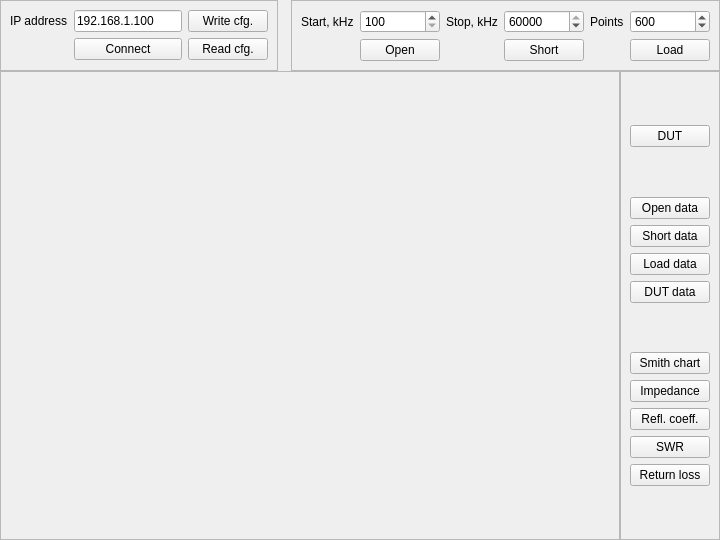
pavel-demin/red-pitaya-notes, file projects/vna/client/vna.ui: the form before one commit.
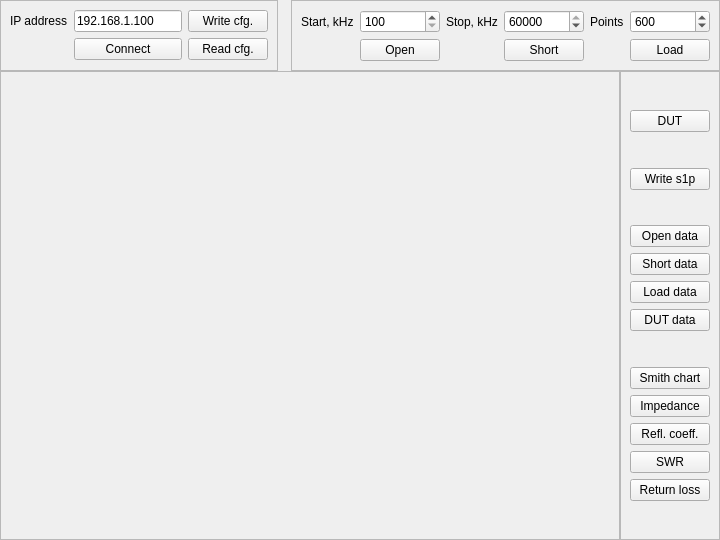
The form after the commit.

```diff
--- a/projects/vna/client/vna.ui
+++ b/projects/vna/client/vna.ui
@@ -195,63 +195,63 @@
        <enum>QFrame::Raised</enum>
       </property>
       <layout class="QGridLayout" name="selectLayout">
-       <item row="4" column="0">
+       <item row="0" column="0">
+        <spacer name="spacer2">
+         <property name="orientation">
+          <enum>Qt::Vertical</enum>
+         </property>
+         <property name="sizeHint" stdset="0">
+          <size>
+           <width>20</width>
+           <height>40</height>
+          </size>
+         </property>
+        </spacer>
+       </item>
+       <item row="6" column="0">
         <widget class="QPushButton" name="shortPlot">
          <property name="text">
           <string>Short data</string>
          </property>
         </widget>
        </item>
-       <item row="3" column="0">
+       <item row="5" column="0">
         <widget class="QPushButton" name="openPlot">
          <property name="text">
           <string>Open data</string>
          </property>
         </widget>
        </item>
-       <item row="10" column="0">
+       <item row="12" column="0">
         <widget class="QPushButton" name="rcPlot">
          <property name="text">
           <string>Refl. coeff.</string>
          </property>
         </widget>
        </item>
-       <item row="9" column="0">
+       <item row="11" column="0">
         <widget class="QPushButton" name="impPlot">
          <property name="text">
           <string>Impedance</string>
          </property>
         </widget>
        </item>
-       <item row="0" column="0">
-        <spacer name="spacer2">
-         <property name="orientation">
-          <enum>Qt::Vertical</enum>
-         </property>
-         <property name="sizeHint" stdset="0">
-          <size>
-           <width>20</width>
-           <height>40</height>
-          </size>
-         </property>
-        </spacer>
-       </item>
-       <item row="11" column="0">
+       <item row="13" column="0">
         <widget class="QPushButton" name="swrPlot">
          <property name="text">
           <string>SWR</string>
          </property>
         </widget>
        </item>
-       <item row="5" column="0">
+       <item row="7" column="0">
         <widget class="QPushButton" name="loadPlot">
          <property name="text">
           <string>Load data</string>
          </property>
         </widget>
        </item>
-       <item row="2" column="0">
-        <spacer name="spacer3">
+       <item row="4" column="0">
+        <spacer name="spacer4">
          <property name="orientation">
           <enum>Qt::Vertical</enum>
          </property>
@@ -263,7 +263,7 @@
          </property>
         </spacer>
        </item>
-       <item row="12" column="0">
+       <item row="14" column="0">
         <widget class="QPushButton" name="rlPlot">
          <property name="text">
           <string>Return loss</string>
@@ -283,8 +283,8 @@
          </property>
         </widget>
        </item>
-       <item row="7" column="0">
-        <spacer name="spacer4">
+       <item row="9" column="0">
+        <spacer name="spacer5">
          <property name="orientation">
           <enum>Qt::Vertical</enum>
          </property>
@@ -296,22 +296,42 @@
          </property>
         </spacer>
        </item>
-       <item row="8" column="0">
+       <item row="10" column="0">
         <widget class="QPushButton" name="smithPlot">
          <property name="text">
           <string>Smith chart</string>
          </property>
         </widget>
        </item>
-       <item row="6" column="0">
+       <item row="8" column="0">
         <widget class="QPushButton" name="dutPlot">
          <property name="text">
           <string>DUT data</string>
          </property>
         </widget>
        </item>
-       <item row="13" column="0">
-        <spacer name="spacer5">
+       <item row="15" column="0">
+        <spacer name="spacer6">
+         <property name="orientation">
+          <enum>Qt::Vertical</enum>
+         </property>
+         <property name="sizeHint" stdset="0">
+          <size>
+           <width>20</width>
+           <height>40</height>
+          </size>
+         </property>
+        </spacer>
+       </item>
+       <item row="3" column="0">
+        <widget class="QPushButton" name="s1pButton">
+         <property name="text">
+          <string>Write s1p</string>
+         </property>
+        </widget>
+       </item>
+       <item row="2" column="0">
+        <spacer name="spacer3">
          <property name="orientation">
           <enum>Qt::Vertical</enum>
          </property>
```
Left out of the diff: 2 changed lines with no effect on the pictures.
